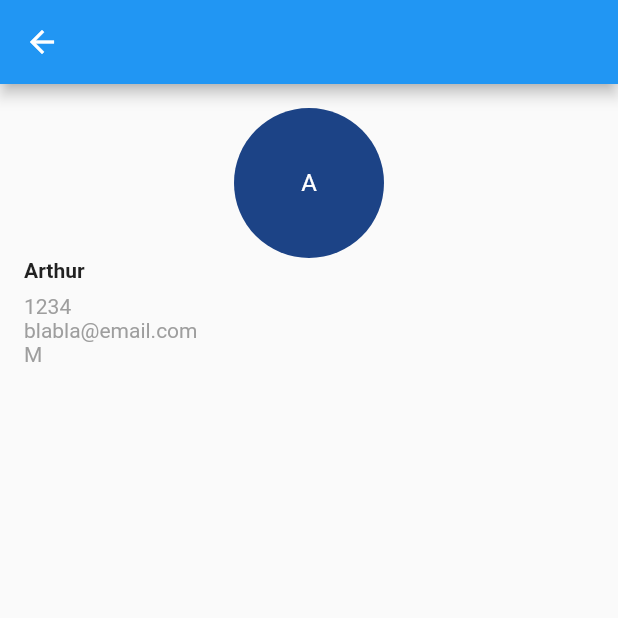
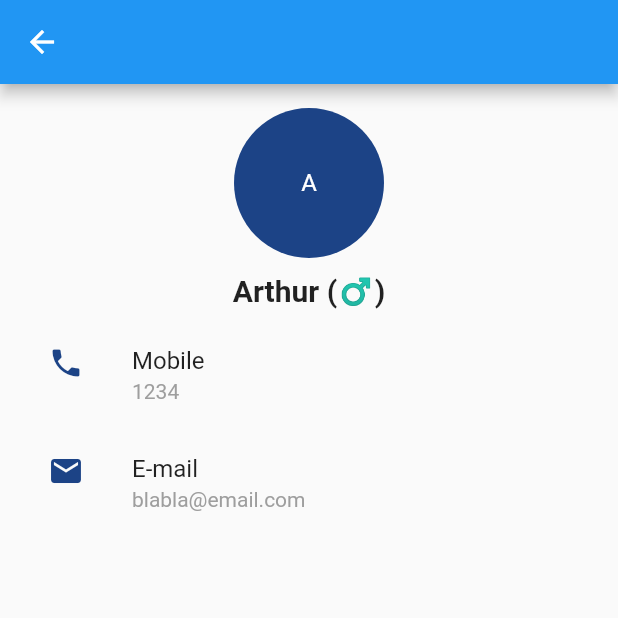
Before and after one commit to Csvop/Lista-de-Contatos, a Flutter app: the screen it shows after launch, after a tap on "Arthur", on a phone screen of 412 x 824 dp, the top half of it. Run offline on Flutter 3.47's test engine with Material 2 defaults, Android fonts, the phone set to English and light mode, and no system bars.

Commit message:
Alters ContactDetails layout

```diff
--- a/lib/contactDetails.dart
+++ b/lib/contactDetails.dart
@@ -18,33 +18,32 @@ class ContactDetails extends StatelessWidget {
             crossAxisAlignment: CrossAxisAlignment.start,
             children: [
               Center(child: ContactAvi(contact, 100)),
+              SizedBox(height: 10),
               Container(
+                alignment: Alignment.center,
                 padding: const EdgeInsets.only(bottom: 8),
                 child: Text(
-                  contact.name,
+                  contact.name + " (" + ((contact.sex == 1) ? '♀' : '♂') + ")",
                   style: TextStyle(
+                    fontSize: 20,
                     fontWeight: FontWeight.bold,
                   ),
                 ),
               ),
-              Text(
-                contact.phoneNumber,
-                style: TextStyle(
-                  color: Colors.grey[500],
-                ),
-              ),
-              Text(
-                contact.email,
-                style: TextStyle(
-                  color: Colors.grey[500],
-                ),
-              ),
-              Text(
-                (contact.sex == 1) ? 'F' : 'M',
-                style: TextStyle(
-                  color: Colors.grey[500],
-                ),
-              )
+              Container(
+                  //padding: const EdgeInsets.only(bottom: 8),
+                  child: Column(children: [
+                ListTile(
+                    leading: Icon(Icons.phone, color: contact.color),
+                    title: Text("Mobile"),
+                    subtitle: Text(contact.phoneNumber,
+                        style: TextStyle(color: Colors.grey[500]))),
+                ListTile(
+                    leading: Icon(Icons.email, color: contact.color),
+                    title: Text("E-mail"),
+                    subtitle: Text(contact.email,
+                        style: TextStyle(color: Colors.grey[500])))
+              ]))
             ],
           )),
     );
```
